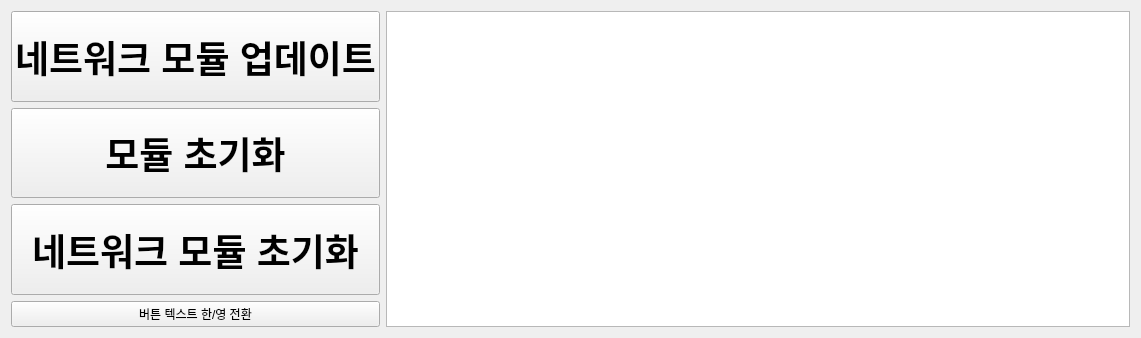
Old version of the form modi/assets/modi_firmware_updater.ui in the repository LUXROBO/pymodi.
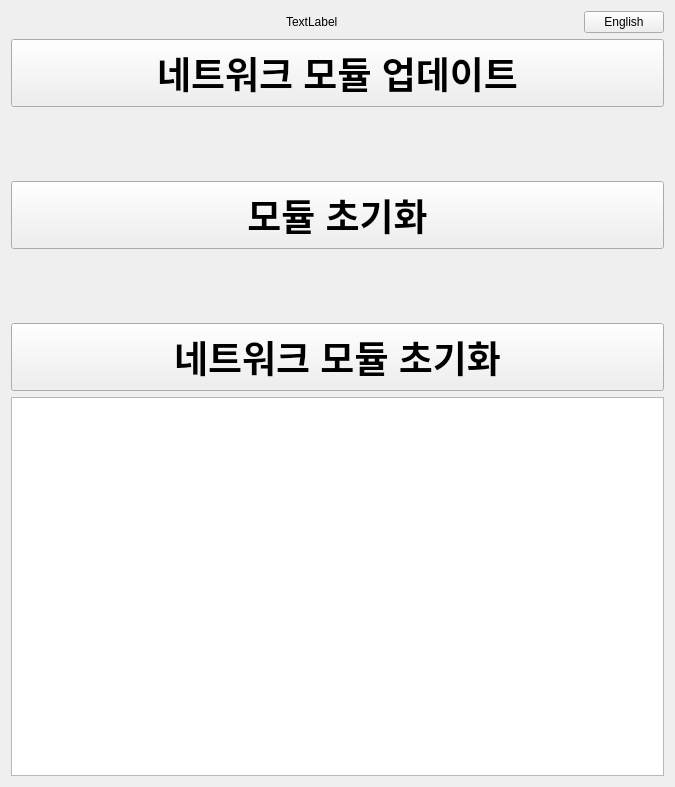
New version of the form.

The edit to the form file:
```diff
--- a/modi/assets/modi_firmware_updater.ui
+++ b/modi/assets/modi_firmware_updater.ui
@@ -6,8 +6,8 @@
    <rect>
     <x>0</x>
     <y>0</y>
-    <width>1141</width>
-    <height>338</height>
+    <width>675</width>
+    <height>787</height>
    </rect>
   </property>
   <property name="focusPolicy">
@@ -17,29 +17,60 @@
    <string>Dialog</string>
   </property>
   <layout class="QGridLayout" name="gridLayout">
-   <item row="1" column="2">
-    <widget class="QTextBrowser" name="console">
-     <property name="sizePolicy">
-      <sizepolicy hsizetype="Expanding" vsizetype="Expanding">
-       <horstretch>0</horstretch>
-       <verstretch>0</verstretch>
-      </sizepolicy>
-     </property>
-     <property name="minimumSize">
-      <size>
-       <width>550</width>
-       <height>0</height>
-      </size>
-     </property>
-     <property name="frameShape">
-      <enum>QFrame::StyledPanel</enum>
-     </property>
-    </widget>
-   </item>
    <item row="1" column="1">
     <layout class="QVBoxLayout" name="verticalLayout">
      <item>
       <layout class="QVBoxLayout" name="verticalLayout_2">
+       <item>
+        <layout class="QHBoxLayout" name="horizontalLayout_5">
+         <item>
+          <spacer name="horizontalSpacer">
+           <property name="orientation">
+            <enum>Qt::Horizontal</enum>
+           </property>
+           <property name="sizeType">
+            <enum>QSizePolicy::Fixed</enum>
+           </property>
+           <property name="sizeHint" stdset="0">
+            <size>
+             <width>275</width>
+             <height>20</height>
+            </size>
+           </property>
+          </spacer>
+         </item>
+         <item>
+          <widget class="QLabel" name="label">
+           <property name="text">
+            <string>TextLabel</string>
+           </property>
+          </widget>
+         </item>
+         <item>
+          <spacer name="horizontalSpacer_2">
+           <property name="orientation">
+            <enum>Qt::Horizontal</enum>
+           </property>
+           <property name="sizeHint" stdset="0">
+            <size>
+             <width>40</width>
+             <height>20</height>
+            </size>
+           </property>
+          </spacer>
+         </item>
+         <item>
+          <widget class="QPushButton" name="translate_button">
+           <property name="text">
+            <string>English</string>
+           </property>
+           <property name="autoDefault">
+            <bool>false</bool>
+           </property>
+          </widget>
+         </item>
+        </layout>
+       </item>
        <item>
         <widget class="QPushButton" name="update_network_esp32">
          <property name="sizePolicy">
@@ -82,6 +113,19 @@
          </property>
         </widget>
        </item>
+       <item>
+        <spacer name="verticalSpacer">
+         <property name="orientation">
+          <enum>Qt::Vertical</enum>
+         </property>
+         <property name="sizeHint" stdset="0">
+          <size>
+           <width>20</width>
+           <height>20</height>
+          </size>
+         </property>
+        </spacer>
+       </item>
        <item>
         <widget class="QPushButton" name="update_stm32_modules">
          <property name="sizePolicy">
@@ -121,6 +165,19 @@
          </property>
         </widget>
        </item>
+       <item>
+        <spacer name="verticalSpacer_2">
+         <property name="orientation">
+          <enum>Qt::Vertical</enum>
+         </property>
+         <property name="sizeHint" stdset="0">
+          <size>
+           <width>20</width>
+           <height>20</height>
+          </size>
+         </property>
+        </spacer>
+       </item>
        <item>
         <widget class="QPushButton" name="update_network_stm32">
          <property name="sizePolicy">
@@ -160,20 +217,29 @@
          </property>
         </widget>
        </item>
-       <item>
-        <widget class="QPushButton" name="translate_button">
-         <property name="text">
-          <string>버튼 텍스트 한/영 전환</string>
-         </property>
-         <property name="autoDefault">
-          <bool>false</bool>
-         </property>
-        </widget>
-       </item>
       </layout>
      </item>
     </layout>
    </item>
+   <item row="2" column="1">
+    <widget class="QTextBrowser" name="console">
+     <property name="sizePolicy">
+      <sizepolicy hsizetype="Expanding" vsizetype="Expanding">
+       <horstretch>0</horstretch>
+       <verstretch>0</verstretch>
+      </sizepolicy>
+     </property>
+     <property name="minimumSize">
+      <size>
+       <width>550</width>
+       <height>0</height>
+      </size>
+     </property>
+     <property name="frameShape">
+      <enum>QFrame::StyledPanel</enum>
+     </property>
+    </widget>
+   </item>
   </layout>
  </widget>
  <resources/>
```
